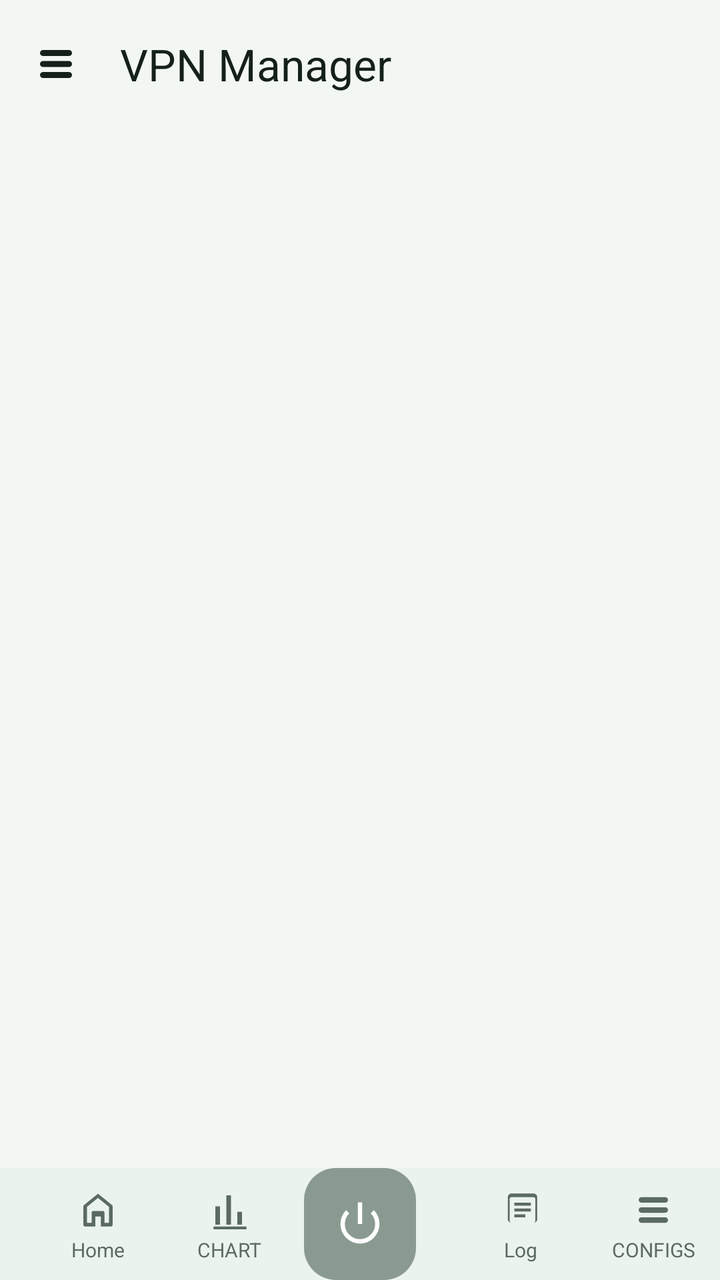
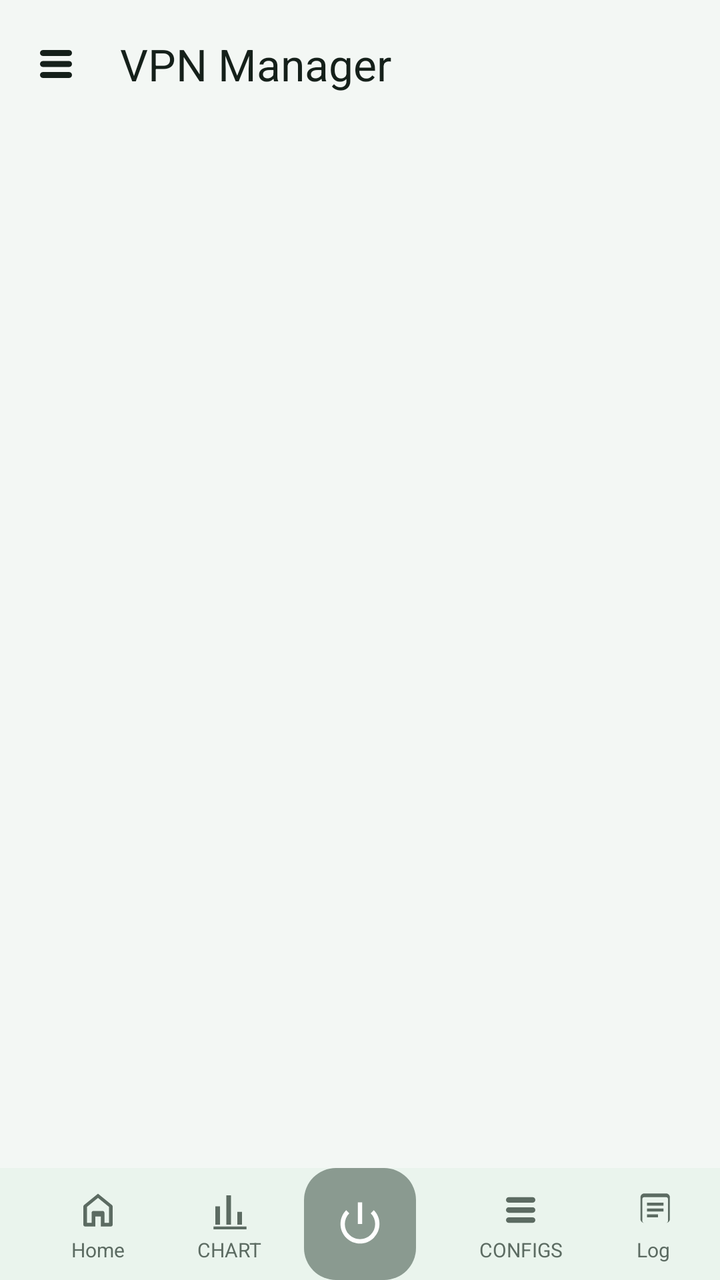

Screens rendered from an Android XML layout before and after an edit, with the pre-edit source and the edit as a unified diff.
<!-- AndroidManifest.xml: application theme Theme.MyApp -->
<!-- res/layout/activity_connection.xml -->
<?xml version="1.0" encoding="utf-8"?>
<androidx.drawerlayout.widget.DrawerLayout
    xmlns:android="http://schemas.android.com/apk/res/android"
    xmlns:app="http://schemas.android.com/apk/res-auto"
    android:id="@+id/drawerLayout"
    android:layout_width="match_parent"
    android:layout_height="match_parent">

    
    <LinearLayout
        android:layout_width="match_parent"
        android:layout_height="match_parent"
        android:background="@color/window_background"
        android:orientation="vertical">

        
        <com.google.android.material.appbar.AppBarLayout
            android:layout_width="match_parent"
            android:layout_height="wrap_content"
            android:background="@color/window_background"
            app:elevation="0dp">

            <com.google.android.material.appbar.MaterialToolbar
                android:id="@+id/toolbar"
                android:layout_width="match_parent"
                android:layout_height="?attr/actionBarSize"
                android:background="@color/window_background"
                app:navigationIcon="@drawable/ic_nav_configs"
                app:navigationIconTint="@color/toolbar_icon"
                app:title="VPN Manager"
                app:titleTextColor="@color/toolbar_title" />
        </com.google.android.material.appbar.AppBarLayout>

        
        <com.google.android.material.tabs.TabLayout
            android:id="@+id/tabLayout"
            android:layout_width="match_parent"
            android:layout_height="wrap_content"
            android:background="@color/window_background"
            app:tabGravity="fill"
            app:tabMode="fixed"
            app:tabIndicatorColor="@color/accent_green"
            app:tabIndicatorFullWidth="false"
            app:tabIndicatorHeight="2dp"
            app:tabSelectedTextColor="@color/accent_green"
            app:tabTextColor="@color/tab_unselected"
            app:tabRippleColor="@color/accent_green" />

        
        <androidx.viewpager2.widget.ViewPager2
            android:id="@+id/viewPager"
            android:layout_width="match_parent"
            android:layout_height="0dp"
            android:layout_weight="1" />

        
        <androidx.coordinatorlayout.widget.CoordinatorLayout
            android:layout_width="match_parent"
            android:layout_height="80dp"
            android:clipChildren="false"
            android:clipToPadding="false">

            <com.google.android.material.bottomappbar.BottomAppBar
                android:id="@+id/bottomAppBar"
                android:layout_width="match_parent"
                android:layout_height="56dp"
                android:layout_gravity="bottom"
                android:paddingStart="0dp"
                android:paddingEnd="0dp"
                app:backgroundTint="@color/bottom_nav_background"
                app:elevation="10dp"
                app:fabAlignmentMode="center"
                app:fabAnimationMode="scale"
                app:fabCradleMargin="10dp"
                app:fabCradleRoundedCornerRadius="14dp"
                app:fabCradleVerticalOffset="6dp">

                <LinearLayout
                    android:layout_width="match_parent"
                    android:layout_height="match_parent"
                    android:gravity="center_vertical"
                    android:orientation="horizontal"
                    android:paddingTop="4dp"
                    android:paddingBottom="2dp">

                    <LinearLayout
                        android:id="@+id/actionHome"
                        android:layout_width="0dp"
                        android:layout_height="match_parent"
                        android:layout_weight="1"
                        android:background="?attr/selectableItemBackgroundBorderless"
                        android:clickable="true"
                        android:focusable="true"
                        android:gravity="center"
                        android:orientation="vertical">

                        <ImageView
                            android:layout_width="22dp"
                            android:layout_height="22dp"
                            android:src="@drawable/ic_nav_home"
                            app:tint="@color/bottom_nav_icon" />

                        <TextView
                            android:layout_width="wrap_content"
                            android:layout_height="wrap_content"
                            android:layout_marginTop="2dp"
                            android:text="Home"
                            android:textColor="@color/bottom_nav_icon"
                            android:textSize="10sp" />
                    </LinearLayout>

                    <LinearLayout
                        android:id="@+id/actionChart"
                        android:layout_width="0dp"
                        android:layout_height="match_parent"
                        android:layout_weight="1"
                        android:background="?attr/selectableItemBackgroundBorderless"
                        android:clickable="true"
                        android:focusable="true"
                        android:gravity="center"
                        android:orientation="vertical">

                        <ImageView
                            android:layout_width="22dp"
                            android:layout_height="22dp"
                            android:src="@drawable/ic_nav_chart"
                            app:tint="@color/bottom_nav_icon" />

                        <TextView
                            android:layout_width="wrap_content"
                            android:layout_height="wrap_content"
                            android:layout_marginTop="2dp"
                            android:text="CHART"
                            android:textColor="@color/bottom_nav_icon"
                            android:textSize="10sp" />
                    </LinearLayout>

                    
                    <View
                        android:layout_width="0dp"
                        android:layout_height="1dp"
                        android:layout_weight="1.2" />

                    <LinearLayout
                        android:id="@+id/actionLog"
                        android:layout_width="0dp"
                        android:layout_height="match_parent"
                        android:layout_weight="1"
                        android:background="?attr/selectableItemBackgroundBorderless"
                        android:clickable="true"
                        android:focusable="true"
                        android:gravity="center"
                        android:orientation="vertical">

                        <ImageView
                            android:layout_width="22dp"
                            android:layout_height="22dp"
                            android:src="@drawable/ic_nav_log"
                            app:tint="@color/bottom_nav_icon" />

                        <TextView
                            android:layout_width="wrap_content"
                            android:layout_height="wrap_content"
                            android:layout_marginTop="2dp"
                            android:text="Log"
                            android:textColor="@color/bottom_nav_icon"
                            android:textSize="10sp" />
                    </LinearLayout>

                    <LinearLayout
                        android:id="@+id/actionAdd"
                        android:layout_width="0dp"
                        android:layout_height="match_parent"
                        android:layout_weight="1"
                        android:background="?attr/selectableItemBackgroundBorderless"
                        android:clickable="true"
                        android:focusable="true"
                        android:gravity="center"
                        android:orientation="vertical">

                        <ImageView
                            android:layout_width="22dp"
                            android:layout_height="22dp"
                            android:src="@drawable/ic_nav_configs"
                            app:tint="@color/bottom_nav_icon" />

                        <TextView
                            android:layout_width="wrap_content"
                            android:layout_height="wrap_content"
                            android:layout_marginTop="2dp"
                            android:text="CONFIGS"
                            android:textColor="@color/bottom_nav_icon"
                            android:textSize="10sp" />
                    </LinearLayout>
                </LinearLayout>
            </com.google.android.material.bottomappbar.BottomAppBar>

            
            <com.google.android.material.floatingactionbutton.FloatingActionButton
                android:id="@+id/fabConnect"
                android:layout_width="wrap_content"
                android:layout_height="wrap_content"
                android:contentDescription="เชื่อมต่อ / ตัดการเชื่อมต่อ"
                android:src="@android:drawable/ic_lock_power_off"
                app:backgroundTint="@color/connect_btn_idle"
                app:borderWidth="0dp"
                app:elevation="12dp"
                app:fabCustomSize="56dp"
                app:layout_anchor="@id/bottomAppBar"
                app:maxImageSize="26dp"
                app:tint="#FFFFFF" />
        </androidx.coordinatorlayout.widget.CoordinatorLayout>

    </LinearLayout>

    
    <com.google.android.material.navigation.NavigationView
        android:id="@+id/navView"
        android:layout_width="280dp"
        android:layout_height="match_parent"
        android:layout_gravity="start"
        android:background="@color/drawer_background"
        app:headerLayout="@layout/nav_header_connection"
        app:itemIconTint="@color/drawer_item"
        app:itemTextColor="@color/drawer_item"
        app:menu="@menu/menu_drawer_connection" />

</androidx.drawerlayout.widget.DrawerLayout>
<!-- res/layout/nav_header_connection.xml (included above) -->
<?xml version="1.0" encoding="utf-8"?>
<LinearLayout xmlns:android="http://schemas.android.com/apk/res/android"
    xmlns:app="http://schemas.android.com/apk/res-auto"
    android:layout_width="match_parent"
    android:layout_height="180dp"
    android:background="#1F2733"
    android:gravity="bottom"
    android:orientation="vertical"
    android:padding="20dp">

    <ImageView
        android:layout_width="56dp"
        android:layout_height="56dp"
        android:background="@drawable/bg_circle"
        android:padding="10dp"
        android:src="@drawable/ic_vpn"
        app:tint="#00E676" />

    <TextView
        android:layout_width="wrap_content"
        android:layout_height="wrap_content"
        android:layout_marginTop="12dp"
        android:text="Tunnel Mate"
        android:textColor="#FFFFFF"
        android:textSize="20sp"
        android:textStyle="bold" />

    <TextView
        android:id="@+id/navSubtitle"
        android:layout_width="wrap_content"
        android:layout_height="wrap_content"
        android:layout_marginTop="2dp"
        android:text="จัดการ VPN ทั้งหมด"
        android:textColor="#B0BEC5"
        android:textSize="13sp" />
</LinearLayout>
<!-- resources referenced by this layout -->
<resources>
  <color name="accent_green">#00A854</color>
  <color name="bottom_nav_background">#EAF4ED</color>
  <color name="bottom_nav_icon">#5C6B62</color>
  <color name="connect_btn_idle">#8A9A90</color>
  <color name="drawer_background">#FFFFFF</color>
  <color name="drawer_item">#15201A</color>
  <color name="tab_unselected">#8A9A90</color>
  <color name="toolbar_icon">#15201A</color>
  <color name="toolbar_title">#15201A</color>
  <color name="window_background">#F3F7F4</color>
  <!-- drawable bg_circle (drawable) -->
  <?xml version="1.0" encoding="utf-8"?>
  <shape xmlns:android="http://schemas.android.com/apk/res/android"
      android:shape="oval">
      <solid android:color="#1A2230" />
      <stroke
          android:width="1dp"
          android:color="#253044" />
  </shape>
  <!-- drawable ic_nav_chart (drawable) -->
  <?xml version="1.0" encoding="utf-8"?>
  <vector xmlns:android="http://schemas.android.com/apk/res/android"
      android:width="24dp"
      android:height="24dp"
      android:viewportWidth="24"
      android:viewportHeight="24">
      <path
          android:fillColor="#FFFFFF"
          android:pathData="M4,20h2.5V10H4V20zM10,20h2.5V4H10V20zM16,20h2.5v-7H16V20zM3,21h18v1.5H3V21z"/>
  </vector>
  <!-- drawable ic_nav_configs (drawable) -->
  <?xml version="1.0" encoding="utf-8"?>
  <vector xmlns:android="http://schemas.android.com/apk/res/android"
      android:width="24dp"
      android:height="24dp"
      android:viewportWidth="24"
      android:viewportHeight="24">
      <path
          android:fillColor="#FFFFFF"
          android:pathData="M4,6.5C4,5.67 4.67,5 5.5,5h13C19.33,5 20,5.67 20,6.5S19.33,8 18.5,8h-13C4.67,8 4,7.33 4,6.5zM4,12c0,-0.83 0.67,-1.5 1.5,-1.5h13c0.83,0 1.5,0.67 1.5,1.5s-0.67,1.5 -1.5,1.5h-13C4.67,13.5 4,12.83 4,12zM4,17.5c0,-0.83 0.67,-1.5 1.5,-1.5h13c0.83,0 1.5,0.67 1.5,1.5s-0.67,1.5 -1.5,1.5h-13C4.67,19 4,18.33 4,17.5z"/>
  </vector>
  <!-- drawable ic_nav_home (drawable) -->
  <?xml version="1.0" encoding="utf-8"?>
  <vector xmlns:android="http://schemas.android.com/apk/res/android"
      android:width="24dp"
      android:height="24dp"
      android:viewportWidth="24"
      android:viewportHeight="24">
      <path
          android:fillColor="#FFFFFF"
          android:pathData="M12,3.1L4.5,9.2c-0.3,0.25 -0.5,0.63 -0.5,1.03V20c0,0.55 0.45,1 1,1h5.5v-5.5h3V21H19c0.55,0 1,-0.45 1,-1v-9.77c0,-0.4 -0.2,-0.78 -0.5,-1.03L12,3.1zM12,5.4l6,4.9V19h-2.5v-5.5c0,-0.55 -0.45,-1 -1,-1h-5c-0.55,0 -1,0.45 -1,1V19H6v-8.7l6,-4.9z"/>
  </vector>
  <!-- drawable ic_vpn (drawable) -->
  <?xml version="1.0" encoding="utf-8"?>
  <vector xmlns:android="http://schemas.android.com/apk/res/android"
      android:width="24dp"
      android:height="24dp"
      android:viewportWidth="24"
      android:viewportHeight="24">
      
      <path
          android:fillColor="#00E676"
          android:pathData="M12,1 L4,4 L4,11 C4,16.55 7.41,21.74 12,23 C16.59,21.74 20,16.55 20,11 L20,4 Z" />
      
      <path
          android:fillColor="#0D1117"
          android:pathData="M10.5,14.5 L8,12 L6.5,13.5 L10.5,17.5 L17.5,10.5 L16,9 Z" />
  </vector>
  <color name="accent_green_soft">#E3F6EA</color>
  <color name="md_theme_secondary">#4A6356</color>
  <color name="md_theme_on_secondary">#FFFFFF</color>
  <color name="md_theme_secondary_container">#CCE8D7</color>
  <color name="md_theme_on_secondary_container">#062015</color>
  <color name="md_theme_error">#BA1A1A</color>
  <color name="md_theme_on_error">#FFFFFF</color>
  <color name="text_primary">#15201A</color>
  <color name="card_background">#FFFFFF</color>
  <color name="md_theme_surface_variant">#DCE8E0</color>
  <color name="md_theme_on_surface_variant">#3F4A43</color>
  <color name="md_theme_outline">#C5D4CB</color>
  <color name="status_bar">#F3F7F4</color>
  <!-- unchanged entries left out for length: 2 -->
</resources>

<!-- the commit's change to res/layout/activity_connection.xml (unified diff, before → after) -->
@@ -139,7 +139,33 @@
                     <View
                         android:layout_width="0dp"
                         android:layout_height="1dp"
-                        android:layout_weight="1.2" />
+                        android:layout_weight="1.2" /><LinearLayout
+                        android:id="@+id/actionAdd"
+                        android:layout_width="0dp"
+                        android:layout_height="match_parent"
+                        android:layout_weight="1"
+                        android:background="?attr/selectableItemBackgroundBorderless"
+                        android:clickable="true"
+                        android:focusable="true"
+                        android:gravity="center"
+                        android:orientation="vertical">
+
+                        <ImageView
+                            android:layout_width="22dp"
+                            android:layout_height="22dp"
+                            android:src="@drawable/ic_nav_configs"
+                            app:tint="@color/bottom_nav_icon" />
+
+                        <TextView
+                            android:layout_width="wrap_content"
+                            android:layout_height="wrap_content"
+                            android:layout_marginTop="2dp"
+                            android:text="CONFIGS"
+                            android:textColor="@color/bottom_nav_icon"
+                            android:textSize="10sp" />
+                    </LinearLayout>
+
+
 
                     <LinearLayout
                         android:id="@+id/actionLog"
@@ -163,32 +189,6 @@
                             android:layout_height="wrap_content"
                             android:layout_marginTop="2dp"
                             android:text="Log"
-                            android:textColor="@color/bottom_nav_icon"
-                            android:textSize="10sp" />
-                    </LinearLayout>
-
-                    <LinearLayout
-                        android:id="@+id/actionAdd"
-                        android:layout_width="0dp"
-                        android:layout_height="match_parent"
-                        android:layout_weight="1"
-                        android:background="?attr/selectableItemBackgroundBorderless"
-                        android:clickable="true"
-                        android:focusable="true"
-                        android:gravity="center"
-                        android:orientation="vertical">
-
-                        <ImageView
-                            android:layout_width="22dp"
-                            android:layout_height="22dp"
-                            android:src="@drawable/ic_nav_configs"
-                            app:tint="@color/bottom_nav_icon" />
-
-                        <TextView
-                            android:layout_width="wrap_content"
-                            android:layout_height="wrap_content"
-                            android:layout_marginTop="2dp"
-                            android:text="CONFIGS"
                             android:textColor="@color/bottom_nav_icon"
                             android:textSize="10sp" />
                     </LinearLayout>
